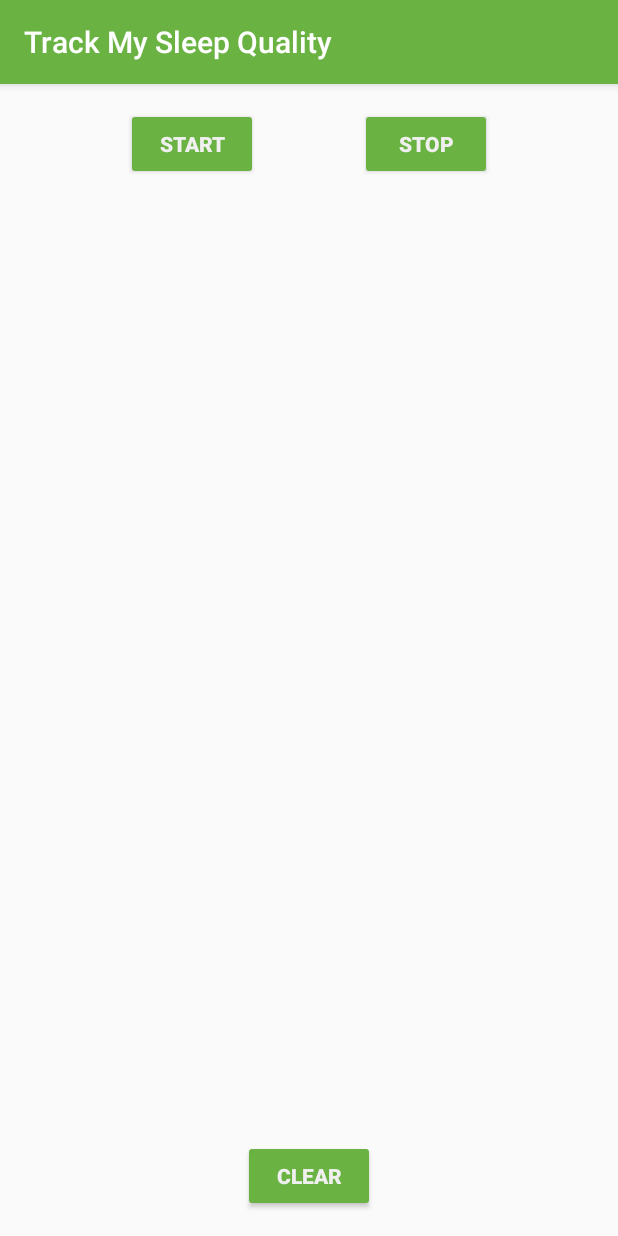
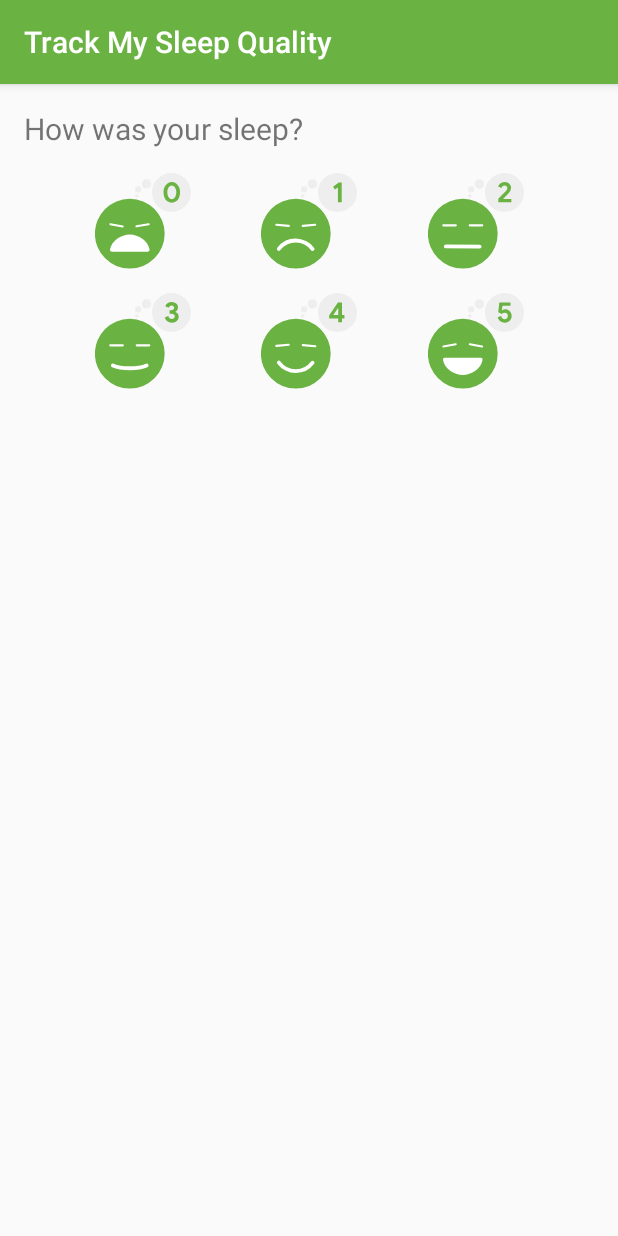
Before and after one commit to uta1/android_lessons, an Android app: the screen it shows after launch (MainActivity), after a tap on "STOP", on a phone screen of 412 x 824 dp. Run offline under Robolectric (Android 15) with nearby library versions, the phone set to English and light mode, and no system bars; our stand-ins replace Room's generated code, data binding; Roboto replaces fonts that are not available here; 1 statement that could not run was skipped; 1 other tap on this screen came first.

Commit message:
quality fragment implementation + start/stop buttons changing

```diff
--- a/sleep_tracker/app/src/main/java/com/example/android/trackmysleepquality/sleepquality/SleepQualityFragment.kt
+++ b/sleep_tracker/app/src/main/java/com/example/android/trackmysleepquality/sleepquality/SleepQualityFragment.kt
@@ -22,6 +22,10 @@ import android.view.View
 import android.view.ViewGroup
 import androidx.databinding.DataBindingUtil
 import androidx.fragment.app.Fragment
+import androidx.lifecycle.Observer
+import androidx.lifecycle.ViewModelProviders
+import androidx.navigation.fragment.findNavController
+import com.example.android.trackmysleepquality.database.SleepDatabase
 import com.example.android.trackmysleepquality.R
 import com.example.android.trackmysleepquality.databinding.FragmentSleepQualityBinding
 
@@ -47,6 +51,25 @@ class SleepQualityFragment : Fragment() {
 
         val application = requireNotNull(this.activity).application
 
+        val arguments = SleepQualityFragmentArgs.fromBundle(arguments!!)
+        val dataSource = SleepDatabase.getInstance(application).sleepDatabaseDao
+        val viewModelFactory = SleepQualityViewModelFactory(arguments.sleepNightKey, dataSource)
+
+        val sleepQualityViewModel =
+                ViewModelProviders.of(
+                        this, viewModelFactory).get(SleepQualityViewModel::class.java)
+
+        binding.sleepQualityViewModel = sleepQualityViewModel
+
+        sleepQualityViewModel.navigateToSleepTracker.observe(this, Observer {
+            if (it == true) {
+                this.findNavController().navigate(
+                        SleepQualityFragmentDirections.actionSleepQualityFragmentToSleepTrackerFragment()
+                )
+                sleepQualityViewModel.doneNavigating()
+            }
+        })
+
         return binding.root
     }
 }
--- a/sleep_tracker/app/src/main/java/com/example/android/trackmysleepquality/sleepquality/SleepQualityViewModel.kt
+++ b/sleep_tracker/app/src/main/java/com/example/android/trackmysleepquality/sleepquality/SleepQualityViewModel.kt
@@ -15,3 +15,84 @@
  */
 
 package com.example.android.trackmysleepquality.sleepquality
+
+import androidx.lifecycle.LiveData
+import androidx.lifecycle.MutableLiveData
+import androidx.lifecycle.ViewModel
+import com.example.android.trackmysleepquality.database.SleepDatabaseDao
+import kotlinx.coroutines.*
+
+class SleepQualityViewModel(
+        private val sleepNightKey: Long = 0L,
+        val database: SleepDatabaseDao) : ViewModel() {
+
+    /** Coroutine setup variables */
+
+    /**
+     * viewModelJob allows us to cancel all coroutines started by this ViewModel.
+     */
+    private val viewModelJob = Job()
+
+    /**
+     * A [CoroutineScope] keeps track of all coroutines started by this ViewModel.
+     *
+     * Because we pass it [viewModelJob], any coroutine started in this scope can be cancelled
+     * by calling `viewModelJob.cancel()`
+     *
+     * By default, all coroutines started in uiScope will launch in [Dispatchers.Main] which is
+     * the main thread on Android. This is a sensible default because most coroutines started by
+     * a [ViewModel] update the UI after performing some processing.
+     */
+    private val uiScope = CoroutineScope(Dispatchers.Main + viewModelJob)
+
+    /**
+     * Variable that tells the fragment whether it should navigate to [SleepTrackerFragment].
+     *
+     * This is `private` because we don't want to expose the ability to set [MutableLiveData] to
+     * the [Fragment]
+     */
+    private val _navigateToSleepTracker = MutableLiveData<Boolean?>()
+
+    /**
+     * When true immediately navigate back to the [SleepTrackerFragment]
+     */
+    val navigateToSleepTracker: LiveData<Boolean?>
+        get() = _navigateToSleepTracker
+
+    /**
+     * Cancels all coroutines when the ViewModel is cleared, to cleanup any pending work.
+     *
+     * onCleared() gets called when the ViewModel is destroyed.
+     */
+    override fun onCleared() {
+        super.onCleared()
+        viewModelJob.cancel()
+    }
+
+    /**
+     * Call this immediately after navigating to [SleepTrackerFragment]
+     */
+    fun doneNavigating() {
+        _navigateToSleepTracker.value = null
+    }
+
+    /**
+     * Sets the sleep quality and updates the database.
+     *
+     * Then navigates back to the SleepTrackerFragment.
+     */
+    fun onSetSleepQuality(quality: Int) {
+        uiScope.launch {
+            // IO is a thread pool for running operations that access the disk, such as
+            // our Room database.
+            withContext(Dispatchers.IO) {
+                val tonight = database.get(sleepNightKey) ?: return@withContext
+                tonight.sleepQuality = quality
+                database.update(tonight)
+            }
+
+            // Setting this state variable to true will alert the observer and trigger navigation.
+            _navigateToSleepTracker.value = true
+        }
+    }
+}
--- a/sleep_tracker/app/src/main/java/com/example/android/trackmysleepquality/sleepquality/SleepQualityViewModelFactory.kt
+++ b/sleep_tracker/app/src/main/java/com/example/android/trackmysleepquality/sleepquality/SleepQualityViewModelFactory.kt
@@ -15,3 +15,19 @@
  */
 
 package com.example.android.trackmysleepquality.sleepquality
+
+import androidx.lifecycle.ViewModel
+import androidx.lifecycle.ViewModelProvider
+import com.example.android.trackmysleepquality.database.SleepDatabaseDao
+
+class SleepQualityViewModelFactory(
+        private val sleepNightKey: Long,
+        private val dataSource: SleepDatabaseDao) : ViewModelProvider.Factory {
+    @Suppress("unchecked_cast")
+    override fun <T : ViewModel?> create(modelClass: Class<T>): T {
+        if (modelClass.isAssignableFrom(SleepQualityViewModel::class.java)) {
+            return SleepQualityViewModel(sleepNightKey, dataSource) as T
+        }
+        throw IllegalArgumentException("Unknown ViewModel class")
+    }
+}
--- a/sleep_tracker/app/src/main/java/com/example/android/trackmysleepquality/sleeptracker/SleepTrackerFragment.kt
+++ b/sleep_tracker/app/src/main/java/com/example/android/trackmysleepquality/sleeptracker/SleepTrackerFragment.kt
@@ -17,12 +17,15 @@
 package com.example.android.trackmysleepquality.sleeptracker
 
 import android.os.Bundle
+import android.util.Log
 import android.view.LayoutInflater
 import android.view.View
 import android.view.ViewGroup
 import androidx.databinding.DataBindingUtil
 import androidx.fragment.app.Fragment
+import androidx.lifecycle.Observer
 import androidx.lifecycle.ViewModelProviders
+import androidx.navigation.fragment.findNavController
 import com.example.android.trackmysleepquality.R
 import com.example.android.trackmysleepquality.database.SleepDatabase
 import com.example.android.trackmysleepquality.databinding.FragmentSleepTrackerBinding
@@ -41,6 +44,7 @@ class SleepTrackerFragment : Fragment() {
      */
     override fun onCreateView(inflater: LayoutInflater, container: ViewGroup?,
                               savedInstanceState: Bundle?): View? {
+        Log.i("SleepTrackerFragment", "create fragment")
 
         // Get a reference to the binding object and inflate the fragment views.
         val binding: FragmentSleepTrackerBinding = DataBindingUtil.inflate(
@@ -58,6 +62,26 @@ class SleepTrackerFragment : Fragment() {
         binding.setLifecycleOwner(this)
 
 
+        sleepTrackerViewModel.navigateToSleepQuality.observe(this, Observer { night ->
+            night?.let {
+                this.findNavController().navigate(
+                        SleepTrackerFragmentDirections
+                                .actionSleepTrackerFragmentToSleepQualityFragment(night.nightId))
+                sleepTrackerViewModel.doneNavigating()
+            }
+        })
+        binding.stopButton.visibility = View.INVISIBLE
+        binding.stopButton.setOnClickListener {
+            sleepTrackerViewModel.onStopTracking()
+            binding.startButton.visibility = View.VISIBLE
+            binding.stopButton.visibility = View.INVISIBLE
+        }
+        binding.startButton.setOnClickListener{
+            sleepTrackerViewModel.onStartTracking()
+            binding.stopButton.visibility = View.VISIBLE
+            binding.startButton.visibility = View.INVISIBLE
+        }
+
         return binding.root
     }
 }
--- a/sleep_tracker/app/src/main/java/com/example/android/trackmysleepquality/sleeptracker/SleepTrackerViewModel.kt
+++ b/sleep_tracker/app/src/main/java/com/example/android/trackmysleepquality/sleeptracker/SleepTrackerViewModel.kt
@@ -19,6 +19,7 @@ package com.example.android.trackmysleepquality.sleeptracker
 import android.app.Application
 import android.util.Log
 import androidx.lifecycle.AndroidViewModel
+import androidx.lifecycle.LiveData
 import androidx.lifecycle.MutableLiveData
 import androidx.lifecycle.Transformations
 import com.example.android.trackmysleepquality.database.SleepDatabaseDao
@@ -91,6 +92,7 @@ class SleepTrackerViewModel(
             val oldNight = tonight.value ?: return@launch
             oldNight.endTimeMilli = System.currentTimeMillis()
             update(oldNight)
+            _navigateToSleepQuality.value = oldNight
         }
     }
     fun onClear() {
@@ -105,4 +107,13 @@ class SleepTrackerViewModel(
         viewModelJob.cancel()
     }
 
+    private val _navigateToSleepQuality = MutableLiveData<SleepNight>()
+
+    val navigateToSleepQuality: LiveData<SleepNight>
+        get() = _navigateToSleepQuality
+
+    fun doneNavigating() {
+        _navigateToSleepQuality.value = null
+    }
+
 }
--- a/sleep_tracker/app/src/main/res/layout/fragment_sleep_quality.xml
+++ b/sleep_tracker/app/src/main/res/layout/fragment_sleep_quality.xml
@@ -23,7 +23,9 @@
      the whole ViewModel, so that we can access the LiveData,
      click handlers, and state variables. -->
     <data>
-
+        <variable
+            name="sleepQualityViewModel"
+            type="com.example.android.trackmysleepquality.sleepquality.SleepQualityViewModel" />
     </data>
 
     <!-- Start of the visible fragment layout using ConstraintLayout -->
@@ -53,6 +55,7 @@
             android:layout_marginStart="@dimen/margin"
             android:layout_marginTop="@dimen/margin"
             android:contentDescription="@string/quality_0"
+            android:onClick="@{() -> sleepQualityViewModel.onSetSleepQuality(0)}"
             app:layout_constraintEnd_toStartOf="@+id/quality_one_image"
             app:layout_constraintStart_toStartOf="parent"
             app:layout_constraintTop_toBottomOf="@+id/title_text"
@@ -63,6 +66,7 @@
             android:layout_width="@dimen/icon_size"
             android:layout_height="@dimen/icon_size"
             android:contentDescription="@string/quality_1"
+            android:onClick="@{() -> sleepQualityViewModel.onSetSleepQuality(1)}"
             app:layout_constraintBottom_toBottomOf="@+id/quality_zero_image"
             app:layout_constraintEnd_toStartOf="@+id/quality_two_image"
             app:layout_constraintStart_toEndOf="@+id/quality_zero_image"
@@ -74,6 +78,7 @@
             android:layout_height="@dimen/icon_size"
             android:layout_marginEnd="@dimen/margin"
             android:contentDescription="@string/quality_2"
+            android:onClick="@{() -> sleepQualityViewModel.onSetSleepQuality(2)}"
             app:layout_constraintBottom_toBottomOf="@+id/quality_one_image"
             app:layout_constraintEnd_toEndOf="parent"
             app:layout_constraintStart_toEndOf="@+id/quality_one_image"
@@ -87,6 +92,7 @@
             android:layout_marginTop="@dimen/margin"
             android:layout_marginBottom="@dimen/margin"
             android:contentDescription="@string/quality_3"
+            android:onClick="@{() -> sleepQualityViewModel.onSetSleepQuality(3)}"
             app:layout_constraintBottom_toBottomOf="parent"
             app:layout_constraintEnd_toStartOf="@+id/quality_four_image"
             app:layout_constraintStart_toStartOf="parent"
@@ -99,6 +105,7 @@
             android:layout_width="@dimen/icon_size"
             android:layout_height="@dimen/icon_size"
             android:contentDescription="@string/quality_4"
+            android:onClick="@{() -> sleepQualityViewModel.onSetSleepQuality(4)}"
             app:layout_constraintBottom_toBottomOf="@+id/quality_three_image"
             app:layout_constraintEnd_toStartOf="@+id/quality_five_image"
             app:layout_constraintStart_toEndOf="@+id/quality_three_image"
@@ -111,6 +118,7 @@
             android:layout_height="@dimen/icon_size"
             android:layout_marginEnd="@dimen/margin"
             android:contentDescription="@string/quality_5"
+            android:onClick="@{() -> sleepQualityViewModel.onSetSleepQuality(5)}"
             app:layout_constraintBottom_toBottomOf="@+id/quality_four_image"
             app:layout_constraintEnd_toEndOf="parent"
             app:layout_constraintStart_toEndOf="@+id/quality_four_image"
--- a/sleep_tracker/app/src/main/res/layout/fragment_sleep_tracker.xml
+++ b/sleep_tracker/app/src/main/res/layout/fragment_sleep_tracker.xml
@@ -73,7 +73,6 @@
             android:layout_height="wrap_content"
             android:layout_marginStart="@dimen/margin"
             android:text="@string/start"
-            android:onClick="@{() -> sleepTrackerViewModel.onStartTracking()}"
             app:layout_constraintBaseline_toBaselineOf="@id/stop_button"
             app:layout_constraintEnd_toStartOf="@+id/stop_button"
             app:layout_constraintHorizontal_chainStyle="spread"
@@ -87,7 +86,6 @@
             android:layout_marginTop="@dimen/margin"
             android:layout_marginEnd="@dimen/margin"
             android:text="@string/stop"
-            android:onClick="@{() -> sleepTrackerViewModel.onStopTracking()}"
             app:layout_constraintEnd_toEndOf="parent"
             app:layout_constraintStart_toEndOf="@+id/start_button"
             app:layout_constraintTop_toTopOf="parent" />
```
